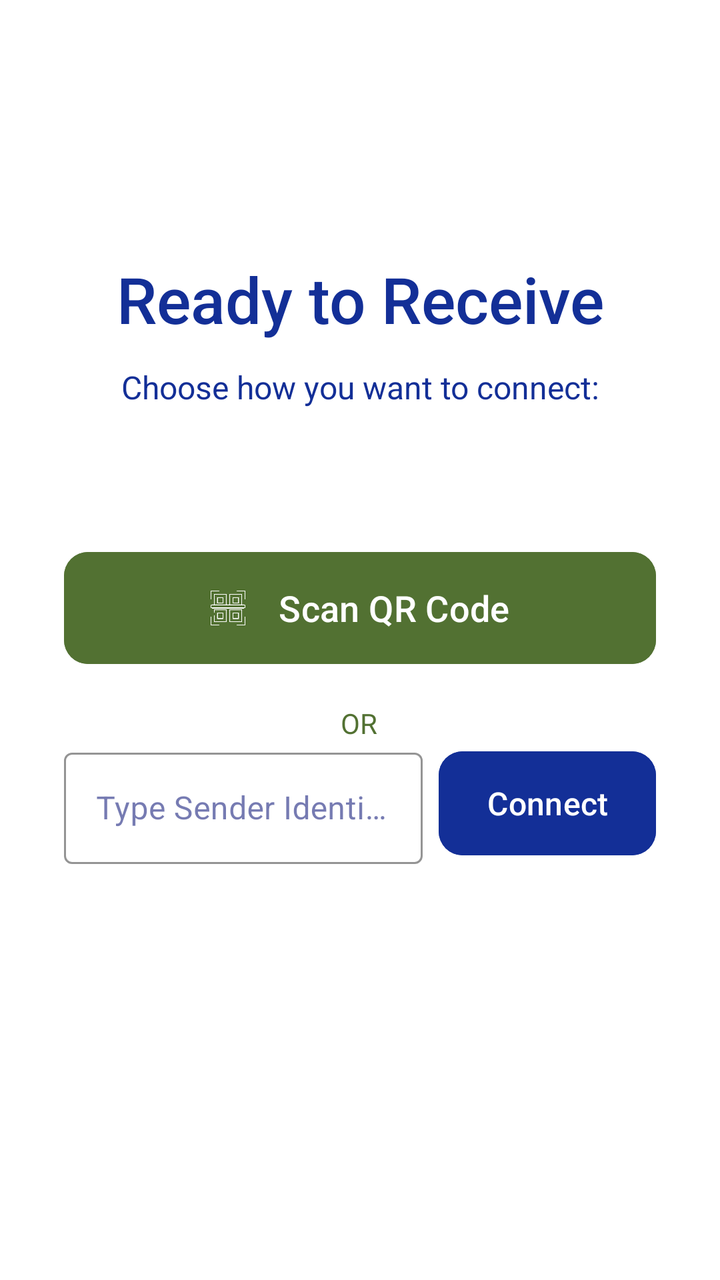
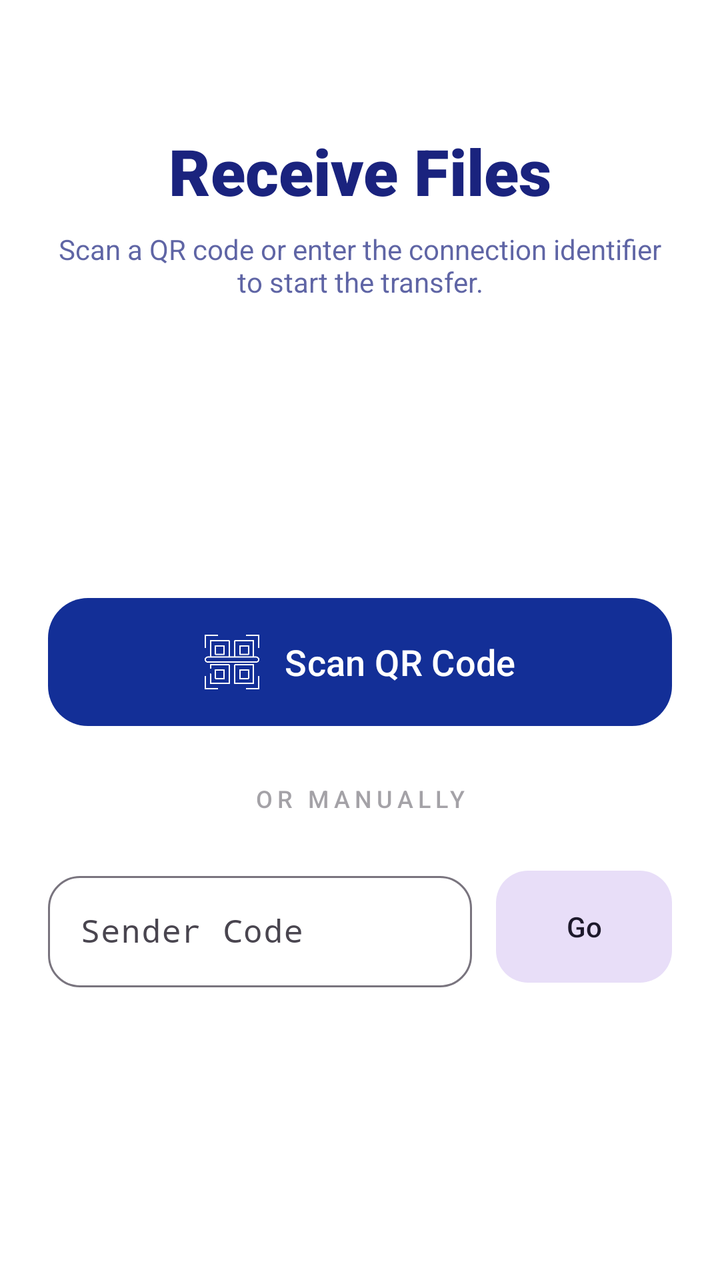

Compare the two renders of this Android layout. The source of the first and the diff that turns it into the second are given below.
<!-- AndroidManifest.xml: application theme Theme.MyApplication -->
<!-- res/layout/activity_receive.xml -->
<?xml version="1.0" encoding="utf-8"?>
<androidx.constraintlayout.widget.ConstraintLayout xmlns:android="http://schemas.android.com/apk/res/android"
    xmlns:app="http://schemas.android.com/apk/res-auto"
    xmlns:tools="http://schemas.android.com/tools"
    android:id="@+id/main"
    android:layout_width="match_parent"
    android:layout_height="match_parent"
    android:background="?attr/colorSurface"
    android:padding="32dp"
    tools:context=".Activities.receiveActivity">

    <TextView
        android:id="@+id/title_text"
        android:layout_width="0dp"
        android:layout_height="wrap_content"
        android:layout_marginTop="96dp"
        android:fontFamily="sans-serif-medium"
        android:gravity="center"
        android:text="Ready to Receive"
        android:textColor="?attr/colorPrimary"
        android:textSize="32sp"
        app:layout_constraintEnd_toEndOf="parent"
        app:layout_constraintHorizontal_bias="0.0"
        app:layout_constraintStart_toStartOf="parent"
        app:layout_constraintTop_toTopOf="parent" />

    <TextView
        android:id="@+id/subtitle_text"
        android:layout_width="0dp"
        android:layout_height="wrap_content"
        android:text="Choose how you want to connect:"
        android:textColor="?attr/colorPrimary"
        android:textSize="16sp"
        android:gravity="center"
        android:layout_marginTop="8dp"
        android:layout_marginBottom="64dp"
        app:layout_constraintTop_toBottomOf="@id/title_text"
        app:layout_constraintBottom_toTopOf="@+id/scan_button"
        app:layout_constraintStart_toStartOf="parent"
        app:layout_constraintEnd_toEndOf="parent"
        />

    <LinearLayout
        android:id="@+id/download_progress_container"
        android:layout_width="match_parent"
        android:layout_height="wrap_content"
        android:layout_marginBottom="32dp"
        android:orientation="vertical"
        android:visibility="gone"
        app:layout_constraintBottom_toTopOf="@+id/scan_button"
        app:layout_constraintEnd_toEndOf="parent"
        app:layout_constraintStart_toStartOf="parent">

        <androidx.constraintlayout.widget.ConstraintLayout
            android:layout_width="match_parent"
            android:layout_height="wrap_content"
            android:layout_marginBottom="8dp">

            <TextView
                android:id="@+id/download_status_text"
                android:layout_width="wrap_content"
                android:layout_height="wrap_content"
                android:fontFamily="sans-serif-medium"
                android:text="Downloading..."
                android:textSize="14sp"
                app:layout_constraintBottom_toBottomOf="parent"
                app:layout_constraintStart_toStartOf="parent"
                app:layout_constraintTop_toTopOf="parent" />

            <TextView
                android:id="@+id/download_percent"
                android:layout_width="wrap_content"
                android:layout_height="wrap_content"
                android:fontFamily="sans-serif-medium"
                android:text="0%"
                android:textColor="?attr/colorPrimary"
                android:textSize="14sp"
                android:textStyle="bold"
                app:layout_constraintBottom_toBottomOf="parent"
                app:layout_constraintEnd_toEndOf="parent"
                app:layout_constraintTop_toTopOf="parent" />

        </androidx.constraintlayout.widget.ConstraintLayout>

        <com.google.android.material.progressindicator.LinearProgressIndicator
            android:id="@+id/download_progress"
            android:layout_width="match_parent"
            android:layout_height="wrap_content"
            app:indicatorColor="?attr/colorPrimary"
            app:trackColor="?attr/colorPrimaryContainer"
            app:trackCornerRadius="4dp"
            app:trackThickness="10dp" />

    </LinearLayout>


    <com.google.android.material.button.MaterialButton
        android:id="@+id/scan_button"
        android:layout_width="0dp"
        android:layout_height="64dp"
        android:layout_marginBottom="32dp"
        android:text="Scan QR Code"
        android:textSize="18sp"
        android:textAllCaps="false"
        android:fontFamily="sans-serif-medium"
        app:cornerRadius="12dp"
        android:backgroundTint="?attr/colorSecondary"
        app:icon="@drawable/ic_qr_code"
        app:iconGravity="textStart"
        app:iconPadding="16dp"
        app:layout_constraintEnd_toEndOf="parent"
        app:layout_constraintStart_toStartOf="parent"
        app:layout_constraintTop_toTopOf="parent"
        app:layout_constraintBottom_toBottomOf="parent"
        app:layout_constraintVertical_bias="0.5" />


    <TextView
        android:id="@+id/separator_text"
        android:layout_width="wrap_content"
        android:layout_height="wrap_content"
        android:layout_marginTop="16dp"
        android:text="OR"
        android:textColor="?attr/colorSecondary"
        app:layout_constraintEnd_toEndOf="parent"
        app:layout_constraintHorizontal_bias="0.498"
        app:layout_constraintStart_toStartOf="parent"
        app:layout_constraintTop_toBottomOf="@id/scan_button" />

    <com.google.android.material.textfield.TextInputLayout
        android:id="@+id/type_text_layout"
        style="@style/Widget.MaterialComponents.TextInputLayout.OutlinedBox"
        android:layout_width="0dp"
        android:layout_height="wrap_content"
        android:hint="Type Sender Identifier"
        app:hintTextColor="@color/gray"
        app:boxStrokeColor="?attr/colorPrimary"
        app:layout_constraintTop_toBottomOf="@+id/separator_text"
        app:layout_constraintStart_toStartOf="parent"
        app:layout_constraintEnd_toStartOf="@+id/go_button">

        <com.google.android.material.textfield.TextInputEditText
            android:id="@+id/type_text"
            android:layout_width="match_parent"
            android:layout_height="wrap_content"
            android:inputType="text"
            android:textColor="?attr/colorOnSurface"
            android:maxLength="8"/>

    </com.google.android.material.textfield.TextInputLayout>

    <com.google.android.material.button.MaterialButton
        android:id="@+id/go_button"
        android:layout_width="wrap_content"
        android:layout_height="60dp"
        android:text="Connect"
        android:textColor="@color/white"
        android:textSize="16sp"
        android:textAllCaps="false"
        android:fontFamily="sans-serif-medium"
        app:cornerRadius="12dp"
        android:backgroundTint="?attr/colorPrimary"
        android:layout_marginStart="8dp"
        app:layout_constraintBottom_toBottomOf="@+id/type_text_layout"
        app:layout_constraintEnd_toEndOf="parent"
        app:layout_constraintStart_toEndOf="@+id/type_text_layout"
        app:layout_constraintTop_toTopOf="@+id/type_text_layout" />


</androidx.constraintlayout.widget.ConstraintLayout>
<!-- resources referenced by this layout -->
<resources>
  <color name="gray">#CACACA</color>
  <color name="white">#FFFFFFFF</color>
  <!-- drawable ic_qr_code: png bitmap (drawable, 20935 bytes) -->
  <style name="Theme.MyApplication" parent="Base.Theme.MyApplication" />
  <style name="Base.Theme.MyApplication" parent="Theme.Material3.DayNight.NoActionBar">
          <item name="colorPrimary">#132F97</item>
          <item name="colorOnPrimary">@color/white</item>
          <item name="colorSurface">@color/white</item>
          <item name="colorOnSurface">#1A237E</item>
          <item name="colorSecondary">#527132</item>
          <item name="android:statusBarColor">?attr/colorSurface</item>
          <item name="android:windowLightStatusBar">true</item>
          <item name="android:navigationBarColor">?attr/colorSurface</item>
      </style>
</resources>

<!-- the commit's change to res/layout/activity_receive.xml (unified diff, before → after) -->
@@ -6,165 +6,176 @@
     android:layout_width="match_parent"
     android:layout_height="match_parent"
     android:background="?attr/colorSurface"
-    android:padding="32dp"
+    android:paddingHorizontal="24dp"
     tools:context=".Activities.receiveActivity">
 
     <TextView
-        android:id="@+id/title_text"
-        android:layout_width="0dp"
+        android:id="@+id/receive_header"
+        android:layout_width="wrap_content"
         android:layout_height="wrap_content"
-        android:layout_marginTop="96dp"
-        android:fontFamily="sans-serif-medium"
-        android:gravity="center"
-        android:text="Ready to Receive"
-        android:textColor="?attr/colorPrimary"
+        android:layout_marginTop="64dp"
+        android:fontFamily="sans-serif-black"
+        android:text="Receive Files"
+        android:textColor="?attr/colorOnSurface"
         android:textSize="32sp"
         app:layout_constraintEnd_toEndOf="parent"
-        app:layout_constraintHorizontal_bias="0.0"
         app:layout_constraintStart_toStartOf="parent"
         app:layout_constraintTop_toTopOf="parent" />
 
     <TextView
-        android:id="@+id/subtitle_text"
+        android:id="@+id/receive_subtitle"
         android:layout_width="0dp"
         android:layout_height="wrap_content"
-        android:text="Choose how you want to connect:"
-        android:textColor="?attr/colorPrimary"
-        android:textSize="16sp"
+        android:layout_marginTop="8dp"
+        android:alpha="0.7"
         android:gravity="center"
-        android:layout_marginTop="8dp"
-        android:layout_marginBottom="64dp"
-        app:layout_constraintTop_toBottomOf="@id/title_text"
-        app:layout_constraintBottom_toTopOf="@+id/scan_button"
+        android:text="Scan a QR code or enter the connection identifier to start the transfer."
+        android:textColor="?attr/colorOnSurface"
+        android:textSize="14sp"
+        app:layout_constraintEnd_toEndOf="parent"
         app:layout_constraintStart_toStartOf="parent"
-        app:layout_constraintEnd_toEndOf="parent"
-        />
+        app:layout_constraintTop_toBottomOf="@id/receive_header" />
 
-    <LinearLayout
+    <com.google.android.material.card.MaterialCardView
         android:id="@+id/download_progress_container"
         android:layout_width="match_parent"
         android:layout_height="wrap_content"
-        android:layout_marginBottom="32dp"
-        android:orientation="vertical"
+        android:layout_marginTop="24dp"
         android:visibility="gone"
-        app:layout_constraintBottom_toTopOf="@+id/scan_button"
-        app:layout_constraintEnd_toEndOf="parent"
-        app:layout_constraintStart_toStartOf="parent">
+        app:cardBackgroundColor="?attr/colorSurfaceContainerHigh"
+        app:cardCornerRadius="16dp"
+        app:cardElevation="0dp"
+        app:layout_constraintTop_toBottomOf="@id/receive_subtitle">
 
-        <androidx.constraintlayout.widget.ConstraintLayout
+        <LinearLayout
             android:layout_width="match_parent"
             android:layout_height="wrap_content"
-            android:layout_marginBottom="8dp">
+            android:orientation="vertical"
+            android:padding="16dp">
 
-            <TextView
-                android:id="@+id/download_status_text"
+            <androidx.constraintlayout.widget.ConstraintLayout
+                android:layout_width="match_parent"
+                android:layout_height="wrap_content"
+                android:layout_marginBottom="12dp">
+
+                <TextView
+                    android:id="@+id/download_status_text"
+                    android:layout_width="wrap_content"
+                    android:layout_height="wrap_content"
+                    android:fontFamily="sans-serif-medium"
+                    android:text="Incoming Transfer..."
+                    android:maxLines="2"
+                    android:textSize="14sp"
+                    app:layout_constraintStart_toStartOf="parent"
+                    app:layout_constraintTop_toTopOf="parent" />
+
+                <TextView
+                    android:id="@+id/download_percent"
+                    android:layout_width="wrap_content"
+                    android:layout_height="wrap_content"
+                    android:text="0%"
+                    android:textColor="?attr/colorPrimary"
+                    android:textSize="14sp"
+                    android:textStyle="bold"
+                    android:padding="8dp"
+                    app:layout_constraintEnd_toEndOf="parent"
+                    app:layout_constraintTop_toTopOf="parent" />
+            </androidx.constraintlayout.widget.ConstraintLayout>
+
+            <com.google.android.material.progressindicator.LinearProgressIndicator
+                android:id="@+id/download_progress"
+                android:layout_width="match_parent"
+                android:layout_height="wrap_content"
+                app:indicatorColor="?attr/colorPrimary"
+                app:trackCornerRadius="8dp"
+                app:trackThickness="8dp" />
+
+            <com.google.android.material.button.MaterialButton
+                android:id="@+id/btn_browse_files"
+                style="@style/Widget.Material3.Button.TextButton"
                 android:layout_width="wrap_content"
                 android:layout_height="wrap_content"
-                android:fontFamily="sans-serif-medium"
-                android:text="Downloading..."
-                android:textSize="14sp"
-                app:layout_constraintBottom_toBottomOf="parent"
-                app:layout_constraintStart_toStartOf="parent"
-                app:layout_constraintTop_toTopOf="parent" />
-
-            <TextView
-                android:id="@+id/download_percent"
-                android:layout_width="wrap_content"
-                android:layout_height="wrap_content"
-                android:fontFamily="sans-serif-medium"
-                android:text="0%"
-                android:textColor="?attr/colorPrimary"
-                android:textSize="14sp"
-                android:textStyle="bold"
+                android:layout_marginBottom="16dp"
+                android:text="Browse Received Files"
+                app:icon="@drawable/ic_folder"
                 app:layout_constraintBottom_toBottomOf="parent"
                 app:layout_constraintEnd_toEndOf="parent"
-                app:layout_constraintTop_toTopOf="parent" />
+                app:layout_constraintStart_toStartOf="parent" />
+        </LinearLayout>
 
-        </androidx.constraintlayout.widget.ConstraintLayout>
-
-        <com.google.android.material.progressindicator.LinearProgressIndicator
-            android:id="@+id/download_progress"
-            android:layout_width="match_parent"
-            android:layout_height="wrap_content"
-            app:indicatorColor="?attr/colorPrimary"
-            app:trackColor="?attr/colorPrimaryContainer"
-            app:trackCornerRadius="4dp"
-            app:trackThickness="10dp" />
-
-    </LinearLayout>
-
+    </com.google.android.material.card.MaterialCardView>
 
     <com.google.android.material.button.MaterialButton
         android:id="@+id/scan_button"
-        android:layout_width="0dp"
-        android:layout_height="64dp"
-        android:layout_marginBottom="32dp"
+        style="@style/Widget.Material3.Button"
+        android:layout_width="match_parent"
+        android:layout_height="72dp"
         android:text="Scan QR Code"
         android:textSize="18sp"
-        android:textAllCaps="false"
-        android:fontFamily="sans-serif-medium"
-        app:cornerRadius="12dp"
-        android:backgroundTint="?attr/colorSecondary"
+        app:cornerRadius="20dp"
         app:icon="@drawable/ic_qr_code"
         app:iconGravity="textStart"
-        app:iconPadding="16dp"
-        app:layout_constraintEnd_toEndOf="parent"
-        app:layout_constraintStart_toStartOf="parent"
-        app:layout_constraintTop_toTopOf="parent"
-        app:layout_constraintBottom_toBottomOf="parent"
-        app:layout_constraintVertical_bias="0.5" />
-
+        app:iconPadding="12dp"
+        app:iconSize="28dp"
+        app:layout_constraintBottom_toTopOf="@+id/separator_text"
+        app:layout_constraintTop_toBottomOf="@id/receive_subtitle"
+        app:layout_constraintVertical_chainStyle="packed" />
 
     <TextView
         android:id="@+id/separator_text"
         android:layout_width="wrap_content"
         android:layout_height="wrap_content"
-        android:layout_marginTop="16dp"
-        android:text="OR"
-        android:textColor="?attr/colorSecondary"
+        android:layout_marginVertical="24dp"
+        android:alpha="0.5"
+        android:fontFamily="sans-serif-medium"
+        android:letterSpacing="0.2"
+        android:text="OR MANUALLY"
+        android:textSize="12sp"
+        app:layout_constraintBottom_toTopOf="@+id/manual_entry_container"
         app:layout_constraintEnd_toEndOf="parent"
-        app:layout_constraintHorizontal_bias="0.498"
         app:layout_constraintStart_toStartOf="parent"
         app:layout_constraintTop_toBottomOf="@id/scan_button" />
 
-    <com.google.android.material.textfield.TextInputLayout
-        android:id="@+id/type_text_layout"
-        style="@style/Widget.MaterialComponents.TextInputLayout.OutlinedBox"
-        android:layout_width="0dp"
+    <LinearLayout
+        android:id="@+id/manual_entry_container"
+        android:layout_width="match_parent"
         android:layout_height="wrap_content"
-        android:hint="Type Sender Identifier"
-        app:hintTextColor="@color/gray"
-        app:boxStrokeColor="?attr/colorPrimary"
-        app:layout_constraintTop_toBottomOf="@+id/separator_text"
-        app:layout_constraintStart_toStartOf="parent"
-        app:layout_constraintEnd_toStartOf="@+id/go_button">
+        android:gravity="center_vertical"
+        android:orientation="horizontal"
+        app:layout_constraintBottom_toBottomOf="parent"
+        app:layout_constraintTop_toBottomOf="@id/separator_text"
+        app:layout_constraintVertical_bias="0.2">
 
-        <com.google.android.material.textfield.TextInputEditText
-            android:id="@+id/type_text"
-            android:layout_width="match_parent"
+        <com.google.android.material.textfield.TextInputLayout
+            android:id="@+id/type_text_layout"
+            style="@style/Widget.Material3.TextInputLayout.OutlinedBox"
+            android:layout_width="0dp"
             android:layout_height="wrap_content"
-            android:inputType="text"
-            android:textColor="?attr/colorOnSurface"
-            android:maxLength="8"/>
+            android:layout_weight="1"
+            android:hint="Sender Code"
+            app:boxCornerRadiusBottomEnd="16dp"
+            app:boxCornerRadiusBottomStart="16dp"
+            app:boxCornerRadiusTopEnd="16dp"
+            app:boxCornerRadiusTopStart="16dp">
 
-    </com.google.android.material.textfield.TextInputLayout>
+            <com.google.android.material.textfield.TextInputEditText
+                android:id="@+id/type_text"
+                android:layout_width="match_parent"
+                android:layout_height="wrap_content"
+                android:fontFamily="monospace"
+                android:inputType="textCapCharacters"
+                android:maxLength="8" />
+        </com.google.android.material.textfield.TextInputLayout>
 
-    <com.google.android.material.button.MaterialButton
-        android:id="@+id/go_button"
-        android:layout_width="wrap_content"
-        android:layout_height="60dp"
-        android:text="Connect"
-        android:textColor="@color/white"
-        android:textSize="16sp"
-        android:textAllCaps="false"
-        android:fontFamily="sans-serif-medium"
-        app:cornerRadius="12dp"
-        android:backgroundTint="?attr/colorPrimary"
-        android:layout_marginStart="8dp"
-        app:layout_constraintBottom_toBottomOf="@+id/type_text_layout"
-        app:layout_constraintEnd_toEndOf="parent"
-        app:layout_constraintStart_toEndOf="@+id/type_text_layout"
-        app:layout_constraintTop_toTopOf="@+id/type_text_layout" />
-
+        <com.google.android.material.button.MaterialButton
+            android:id="@+id/go_button"
+            style="@style/Widget.Material3.Button.TonalButton"
+            android:layout_width="wrap_content"
+            android:layout_height="64dp"
+            android:layout_marginStart="12dp"
+            android:paddingHorizontal="24dp"
+            android:text="Go"
+            app:cornerRadius="16dp" />
+    </LinearLayout>
 
 </androidx.constraintlayout.widget.ConstraintLayout>
<!-- resource entries referenced after the edit -->
@@ -1,6 +1,6 @@
 <!-- resources referenced by this layout -->
 <resources>
-  <color name="gray">#CACACA</color>
+  <!-- drawable ic_folder: png bitmap (drawable, 7538 bytes) -->
   <color name="white">#FFFFFFFF</color>
   <!-- drawable ic_qr_code: png bitmap (drawable, 20935 bytes) -->
   <style name="Theme.MyApplication" parent="Base.Theme.MyApplication" />
